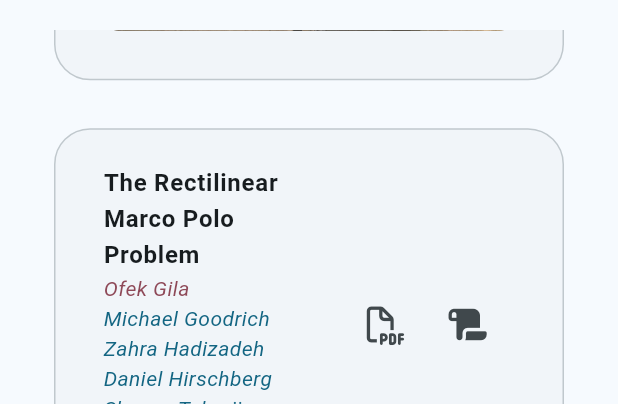
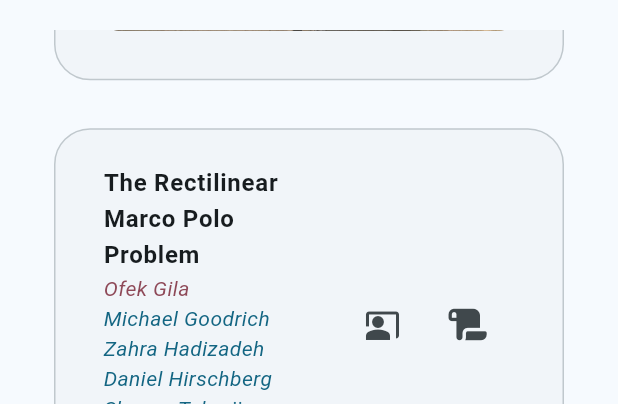
Before and after one commit to The-Ofek-Foundation/ophd, a Flutter app: the screen it shows after launch, item 3 of the bottom bar chosen, scrolled down 1152 dp, on a phone screen of 412 x 824 dp, the part 84-488 px from its top. Run offline on Flutter 3.47's test engine with Material 3 defaults, Android fonts, the phone set to English and light mode, and no system bars; drawn by our look-alikes of flutter_markdown; our stand-ins replace cloud_firestore, diacritic, firebase_core, fl_chart, flutter_svg, font_awesome_flutter and 4 more; missing offline and left inert: dart:js_interop, flutter_scatter, graphview; accounts and stored records are empty.

Commit message:
Add translation

```diff
--- a/lib/l10n/app_en.arb
+++ b/lib/l10n/app_en.arb
@@ -6,7 +6,7 @@
 	"@title": {},
 	"mySubtitle": "PhD Student, Computer Science @ UCI",
 	"@mySubtitle": {},
-	"label": "{key, select, GoogleScholar {Google Scholar} other {{key}}}",
+	"label": "{key, select, GoogleScholar {Google Scholar} Slides {Slides} other {{key}}}",
 	"@label": {
 		"placeholders": {
 			"key": {
--- a/lib/l10n/app_he.arb
+++ b/lib/l10n/app_he.arb
@@ -3,7 +3,7 @@
 	"ofekGila": "אופק גילה",
 	"title": "הפורטפוליו של אופק",
 	"mySubtitle": "סטודנט דוקטורט, מדעי המחשב @ UCI",
-	"label": "{key, select, Family {משפחה} Website {אתר אישי} Blog {בלוג} LinkedIn {לינקדאין} Email {אימייל} Paper {מאמר} WhatsApp {וואטסאפ} Resume {קורות החיים} Sync {אחזר שיתופי פעולה חדשים} GoogleScholar {גוגל סקולר} other {{key}}}",
+	"label": "{key, select, Family {משפחה} Website {אתר אישי} Blog {בלוג} LinkedIn {לינקדאין} Email {אימייל} Paper {מאמר} Slides {מצגת} WhatsApp {וואטסאפ} Resume {קורות החיים} Sync {אחזר שיתופי פעולה חדשים} GoogleScholar {גוגל סקולר} other {{key}}}",
 	"@label": {
 		"placeholders": {
 			"key": {
--- a/lib/screens/publication_screen.dart
+++ b/lib/screens/publication_screen.dart
@@ -293,7 +293,7 @@ class _SlidesButton extends StatelessWidget {
     final isAsset = url.startsWith('assets/');
     if (isAsset) {
       return LaunchableIconButton(
-        icon: FontAwesomeIcons.filePdf,
+        icon: Icons.co_present,
         url: url,
         tooltip: 'Slides',
         fileType: 'application/pdf',
```
Also changed, not shown: lib/generated/l10n/app_localizations.dart, lib/generated/l10n/app_localizations_en.dart, lib/generated/l10n/app_localizations_he.dart.
